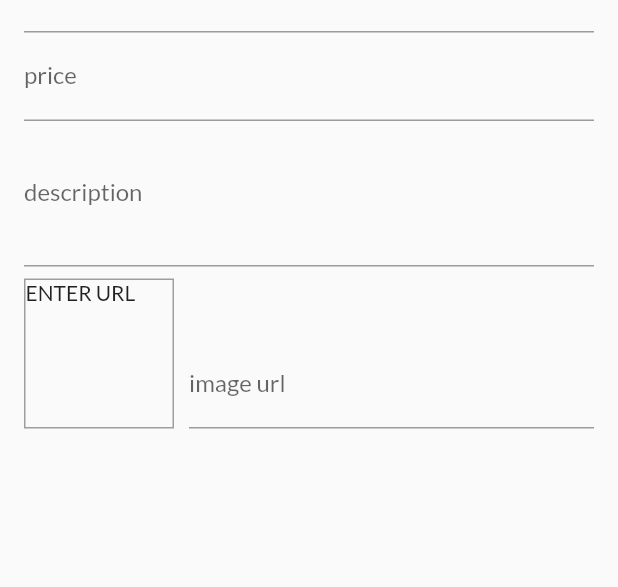
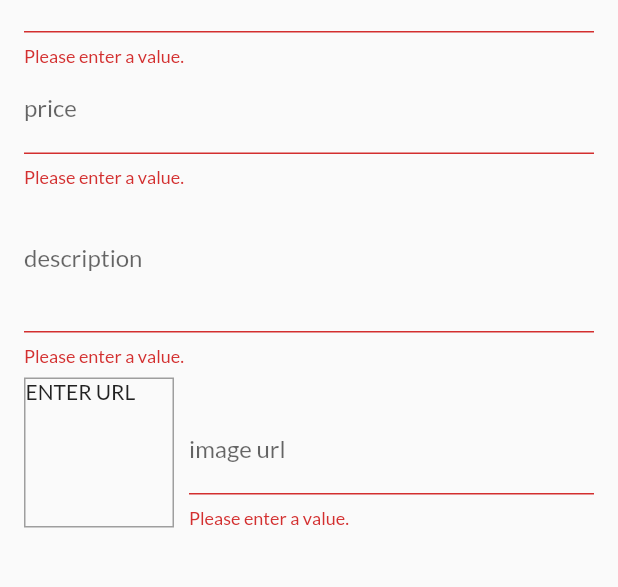
Before and after one commit to AmrAbdelmagid/ShopApp, a Flutter app: the EditProductScreen screen opened by its route, after a tap on the "save" icon, on a phone screen of 412 x 824 dp, the part 164-751 px from its top. Run offline on Flutter 3.47's test engine with Material 2 defaults, Android fonts, the phone set to English and light mode, and no system bars; network calls fail.

Commit message:
Handled input validators

```diff
--- a/lib/screens/edit_product_screen.dart
+++ b/lib/screens/edit_product_screen.dart
@@ -29,6 +29,10 @@ class _EditProductScreenState extends State<EditProductScreen> {
   }
 
   _saveForm() {
+    final isValid = _form.currentState.validate();
+    if (!isValid) {
+      return;
+    }
     _form.currentState.save();
     print(_editedProduct.title);
     print(_editedProduct.description);
@@ -48,6 +52,14 @@ class _EditProductScreenState extends State<EditProductScreen> {
 
   _updateImage() {
     if (!_imageUrlFocusNode.hasFocus) {
+      if ((!_imageUrlController.text.startsWith('http://') &&
+              !_imageUrlController.text.startsWith('https://')) ||
+          (!_imageUrlController.text.endsWith('.png') &&
+              !_imageUrlController.text.endsWith('.jpg') &&
+              !_imageUrlController.text.endsWith('.jpeg'))) {
+        setState(() {});
+        return;
+      }
       setState(() {});
     }
   }
@@ -60,6 +72,7 @@ class _EditProductScreenState extends State<EditProductScreen> {
         actions: [
           IconButton(
             onPressed: () {
+              setState(() {});
               _saveForm();
             },
             icon: Icon(Icons.save),
@@ -86,6 +99,12 @@ class _EditProductScreenState extends State<EditProductScreen> {
                       imageUrl: _editedProduct.imageUrl,
                       price: _editedProduct.price);
                 },
+                validator: (value) {
+                  if (value.isEmpty) {
+                    return 'Please enter a value.';
+                  }
+                  return null;
+                },
               ),
               TextFormField(
                 decoration: InputDecoration(labelText: 'price'),
@@ -101,7 +120,19 @@ class _EditProductScreenState extends State<EditProductScreen> {
                       title: _editedProduct.title,
                       description: _editedProduct.description,
                       imageUrl: _editedProduct.imageUrl,
-                      price: double.parse(value));
+                      price: double.tryParse(value));
+                },
+                validator: (value) {
+                  if (value.isEmpty) {
+                    return 'Please enter a value.';
+                  }
+                  if (double.tryParse(value) == null) {
+                    return 'please enter a valid value.';
+                  }
+                  if (double.parse(value) <= 0) {
+                    return 'please enter a number grater than zero.';
+                  }
+                  return null;
                 },
               ),
               TextFormField(
@@ -116,6 +147,15 @@ class _EditProductScreenState extends State<EditProductScreen> {
                       description: value,
                       imageUrl: _editedProduct.imageUrl,
                       price: _editedProduct.price);
+                },
+                validator: (value) {
+                  if (value.isEmpty) {
+                    return 'Please enter a value.';
+                  }
+                  if (value.length < 10) {
+                    return 'please enter a description grater than 10 characters.';
+                  }
+                  return null;
                 },
               ),
               Row(
@@ -134,6 +174,13 @@ class _EditProductScreenState extends State<EditProductScreen> {
                             child: Image.network(
                               _imageUrlController.text,
                               fit: BoxFit.cover,
+                              errorBuilder: (context,ex,st) {
+                                return Container(
+                                  height: 100,
+                                  width: 100,
+                                  child: Text('ENTER URL'),
+                                );
+                              },
                             ),
                           ),
                   ),
@@ -155,8 +202,23 @@ class _EditProductScreenState extends State<EditProductScreen> {
                             imageUrl: value,
                             price: _editedProduct.price);
                       },
-                      onFieldSubmitted: (_){
+                      onFieldSubmitted: (_) {
                         _saveForm();
+                      },
+                      validator: (value) {
+                        if (value.isEmpty) {
+                          return 'Please enter a value.';
+                        }
+                        if (!value.startsWith('http://') &&
+                            !value.startsWith('https://')) {
+                          return 'please enter a valid url';
+                        }
+                        if (!_imageUrlController.text.endsWith('.png') &&
+                            !_imageUrlController.text.endsWith('.jpg') &&
+                            !_imageUrlController.text.endsWith('.jpeg')){
+                          return 'please enter a valid url';
+                        }
+                        return null;
                       },
                     ),
                   )
```
